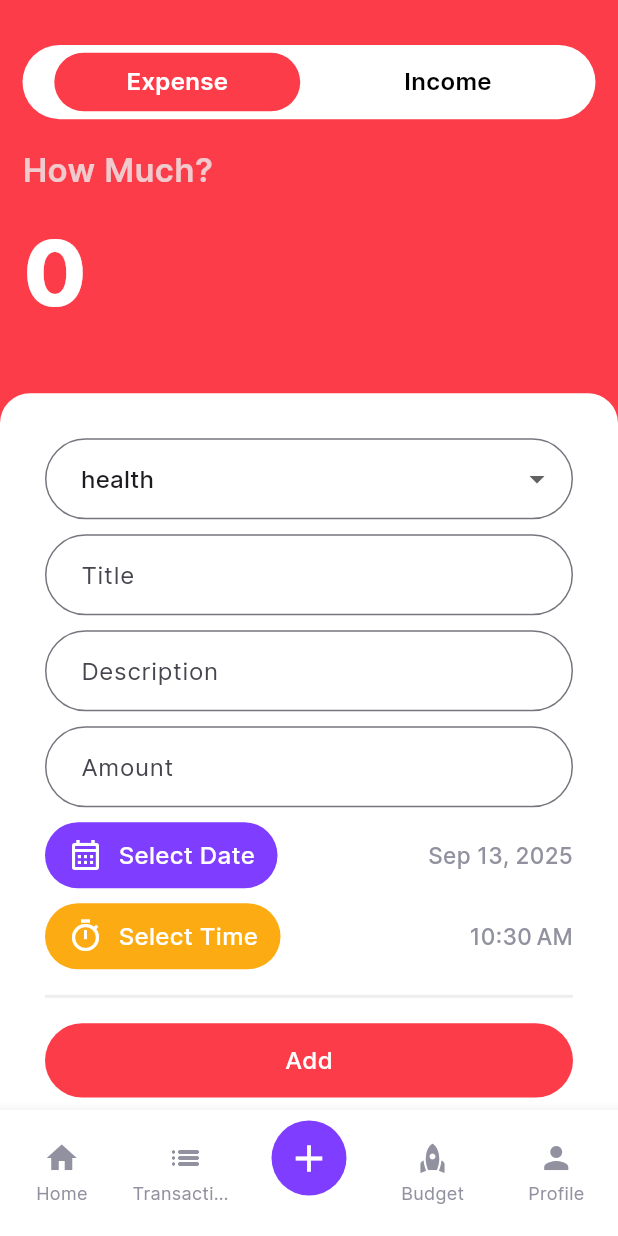
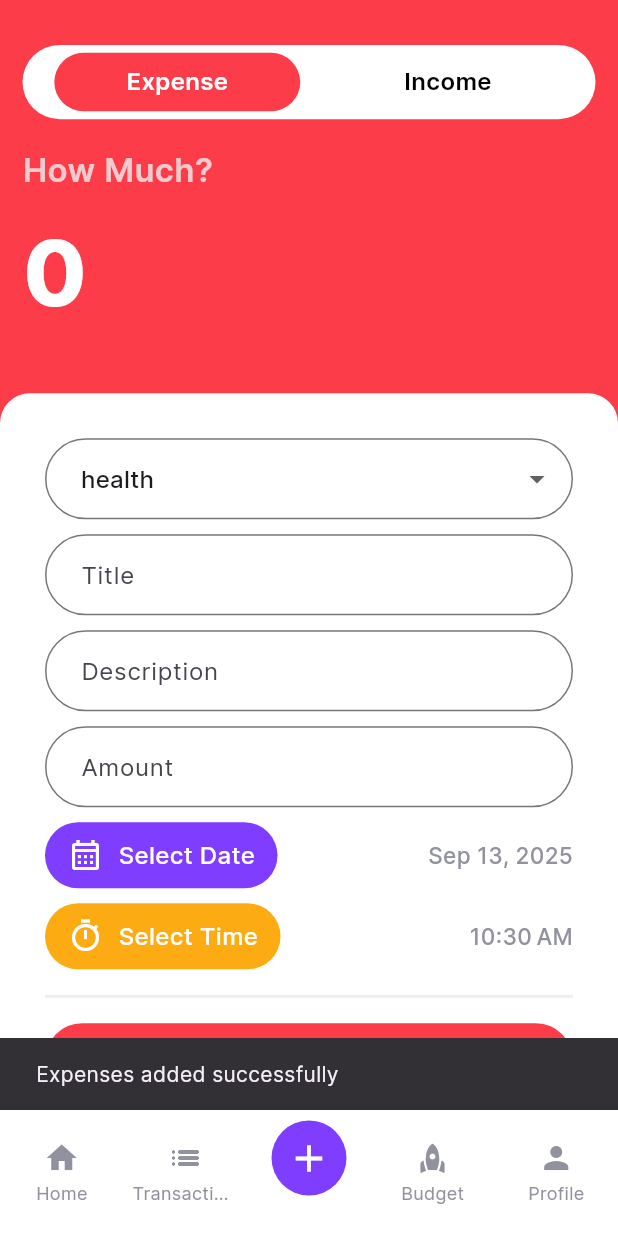
Before and after one commit to charitha-98/expense-management-app, a Flutter app: the MainScreen screen opened directly, item 3 of the bottom bar chosen, after a tap on "Add", on a phone screen of 412 x 824 dp. Run offline on Flutter 3.47's test engine with Material 3 defaults, Android fonts, the phone set to English and light mode, and no system bars; our stand-ins replace shared_preferences, smooth_page_indicator; accounts and stored records are empty.

Commit message:
expense display and delete

```diff
--- a/lib/screens/add_new_page.dart
+++ b/lib/screens/add_new_page.dart
@@ -394,7 +394,7 @@ class _AddNewPageState extends State<AddNewPage> {
                           SizedBox(height: 10),
                           GestureDetector(
                             onTap: () async {
-                              if (_amountController == 0) {
+                              if (_selectedMethod == 0) {
                                 //save the expence of the income data
                                 List<Expences> loadedExpences =
                                     await ExpenceService().loadExpenses();
@@ -430,6 +430,12 @@ class _AddNewPageState extends State<AddNewPage> {
                                   time: _selectedTime,
                                   description: _descriptionController.text,
                                 );
+
+                                widget.addIncomes(income);
+
+                                _titleController.clear();
+                                _amountController.clear();
+                                _descriptionController.clear();
                               }
                             },
                             child: CustomButton(
--- a/lib/screens/main_screen.dart
+++ b/lib/screens/main_screen.dart
@@ -51,6 +51,13 @@ class _MainScreenState extends State<MainScreen> {
     });
   }
 
+  void removeExpenses(Expences expenses) {
+    ExpenceService().deleteExpense(expenses.id, context);
+    setState(() {
+      expenseList.remove(expenses);
+    });
+  }
+
   @override
   void initState() {
     setState(() {
@@ -63,8 +70,12 @@ class _MainScreenState extends State<MainScreen> {
   @override
   Widget build(BuildContext context) {
     final List<Widget> pages = [
+      TransactionPage(
+        expensesList: expenseList,
+        onDissmissedExpense: removeExpenses,
+      ),
       HomePage(),
-      TransactionPage(),
+
       AddNewPage(addExpences: addNewExpenses, addIncomes: addNewIncomes),
       BudgetPage(),
       ProfilePage(),
--- a/lib/screens/transaction_page.dart
+++ b/lib/screens/transaction_page.dart
@@ -1,7 +1,18 @@
+import 'package:expenz/constent/colors.dart';
+import 'package:expenz/constent/constent.dart';
+import 'package:expenz/models/expences_model.dart';
+import 'package:expenz/widgets/expenses_card.dart';
+
 import 'package:flutter/material.dart';
 
 class TransactionPage extends StatefulWidget {
-  const TransactionPage({super.key});
+  final List<Expences> expensesList;
+  final void Function(Expences) onDissmissedExpense;
+  const TransactionPage({
+    super.key,
+    required this.expensesList,
+    required this.onDissmissedExpense,
+  });
 
   @override
   State<TransactionPage> createState() => _TransactionPageState();
@@ -10,6 +21,71 @@ class TransactionPage extends StatefulWidget {
 class _TransactionPageState extends State<TransactionPage> {
   @override
   Widget build(BuildContext context) {
-    return Scaffold(appBar: AppBar(title: Text("Transaction Page")));
+    return Scaffold(
+      body: SafeArea(
+        child: Padding(
+          padding: EdgeInsets.all(kDefalutPadding),
+          child: Column(
+            crossAxisAlignment: CrossAxisAlignment.start,
+            children: [
+              Text(
+                "See your finacial report",
+                style: TextStyle(
+                  fontSize: 22,
+                  fontWeight: FontWeight.w500,
+                  color: kMainColor,
+                ),
+              ),
+              SizedBox(height: 20),
+              Text(
+                "Expenses",
+                style: TextStyle(
+                  fontSize: 18,
+                  fontWeight: FontWeight.bold,
+                  color: kBlack,
+                ),
+              ),
+              SizedBox(height: 20),
+              SizedBox(
+                height: MediaQuery.of(context).size.height * 0.35,
+                child: SingleChildScrollView(
+                  child: Column(
+                    children: [
+                      ListView.builder(
+                        shrinkWrap: true,
+                        scrollDirection: Axis.vertical,
+                        physics: NeverScrollableScrollPhysics(),
+                        itemCount: widget.expensesList.length,
+                        itemBuilder: (context, index) {
+                          final expense = widget.expensesList[index];
+
+                          return Dismissible(
+                            key: ValueKey(expense),
+                            direction: DismissDirection.startToEnd,
+                            onDismissed: (direction) {
+                              setState(() {
+                                widget.onDissmissedExpense(expense);
+                              });
+                            },
+                            child: ExpensesCard(
+                              title: expense.title,
+                              date: expense.date,
+                              amount: expense.amount,
+                              category: expense.category,
+                              description: expense.description,
+                              time: expense.time,
+                            ),
+                          );
+                        },
+                      ),
+                    ],
+                  ),
+                ),
+              ),
+            ],
+          ),
+        ),
+      ),
+    );
   }
 }
```
Also changed, not shown: lib/services/expence_service.dart (+42 -0 lines), lib/widgets/expenses_card.dart (added, +106 -0 lines).
